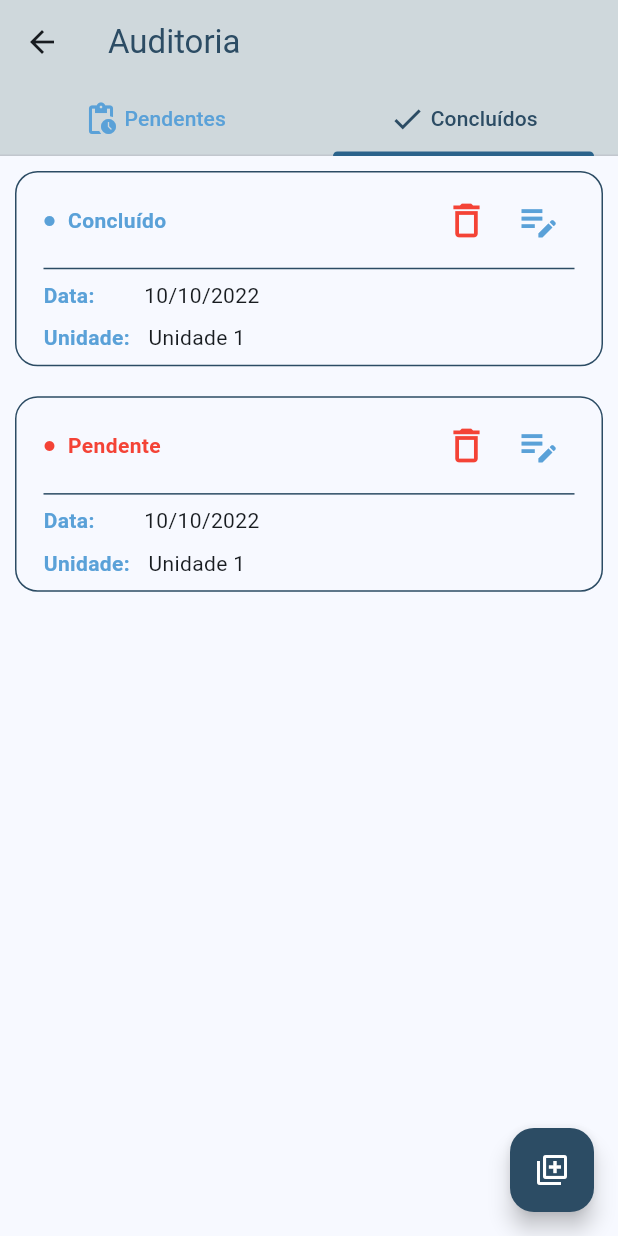
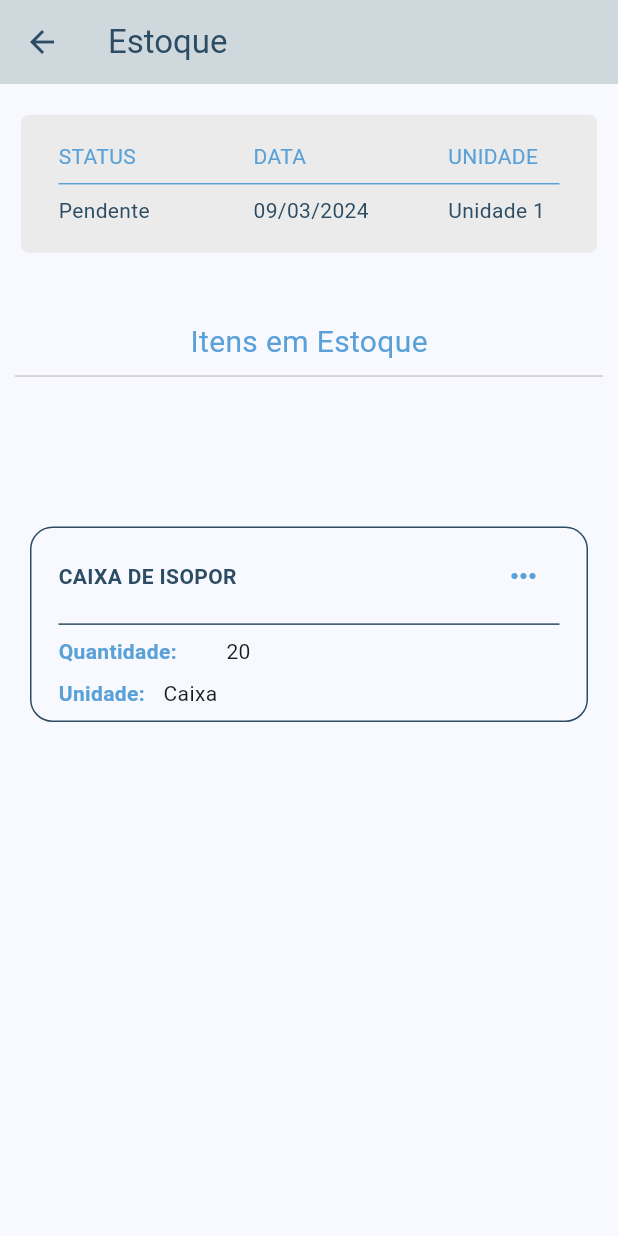
Before and after one commit to dasilva5678/app_controle_estoque, a Flutter app: the HomeView screen opened directly, tab 2 chosen, after a tap on "Pendente", on a phone screen of 412 x 824 dp. Run offline on Flutter 3.47's test engine with Material 3 defaults, Android fonts, the light colour scheme and no system bars; our stand-ins replace flutter_mobx, flutter_spinkit, get_it, hive, mask_text_input_formatter, mobx; missing offline and left inert: validatorless; accounts and stored records are empty; generated files the repository leaves out were written again.

Commit message:
finished edit delete and view modal

```diff
--- a/lib/controllers/home_controller.dart
+++ b/lib/controllers/home_controller.dart
@@ -1,4 +1,4 @@
-import 'package:app_controle_estoque/core/utils/app_colors.dart';
+
 import 'package:app_controle_estoque/models/audit_model.dart';
 import 'package:flutter/material.dart';
 import 'package:mobx/mobx.dart';
@@ -18,7 +18,7 @@ abstract class HomeBase with Store {
     if (status == "Pendente") {
       return Colors.red;
     } else {
-      return AppColors.blue;
+      return Colors.green;
     }
   }
 }
--- /dev/null
+++ b/lib/controllers/stock_controller.dart
@@ -0,0 +1,6 @@
+import 'package:mobx/mobx.dart';
+part 'stock_controller.g.dart';
+
+class StockController = StockBase with _$StockController;
+
+abstract class StockBase with Store {}
--- a/lib/core/dependencies/dependencies.dart
+++ b/lib/core/dependencies/dependencies.dart
@@ -1,6 +1,7 @@
 import 'package:app_controle_estoque/controllers/create_account_controller.dart';
 import 'package:app_controle_estoque/controllers/home_controller.dart';
 import 'package:app_controle_estoque/controllers/login_controller.dart';
+import 'package:app_controle_estoque/controllers/stock_controller.dart';
 import 'package:app_controle_estoque/core/hive/initialization_hive.dart';
 import 'package:app_controle_estoque/services/login_state.dart';
 import 'package:app_controle_estoque/services/user_service.dart';
@@ -20,6 +21,7 @@ void dependencies() {
         userService: getIt<UserService>(),
       ));
   getIt.registerFactory(() => HomeController());
+  getIt.registerFactory(() => StockController());
 
   //services
   getIt.registerFactory(() => UserService());
--- a/lib/core/enums/enum_routes.dart
+++ b/lib/core/enums/enum_routes.dart
@@ -2,4 +2,5 @@ enum EnumRoutes {
   login,
   createAccount,
   home,
+  stock,
 }
--- a/lib/core/routes/app_routes.dart
+++ b/lib/core/routes/app_routes.dart
@@ -37,6 +37,8 @@ class NavigationService {
         return '/createAccount';
       case EnumRoutes.home:
         return '/home';
+      case EnumRoutes.stock:
+        return '/stock';
       default:
         throw Exception('Route not found');
     }
--- a/lib/core/routes/app_routes_service.dart
+++ b/lib/core/routes/app_routes_service.dart
@@ -2,6 +2,7 @@ import 'package:app_controle_estoque/core/enums/enum_routes.dart';
 import 'package:app_controle_estoque/view/create%20account/create_account_view.dart';
 import 'package:app_controle_estoque/view/home/home_view.dart';
 import 'package:app_controle_estoque/view/login/login_view.dart';
+import 'package:app_controle_estoque/view/stock/stock_view.dart';
 import 'package:flutter/material.dart';
 
 class RouteService {
@@ -13,6 +14,8 @@ class RouteService {
         return '/createAccount';
       case EnumRoutes.home:
         return '/home';
+      case EnumRoutes.stock:
+        return '/stock';
     }
   }
 
@@ -22,6 +25,7 @@ class RouteService {
       RouteService.getRouteName(EnumRoutes.createAccount): (context) =>
           CreateAccountView(),
       RouteService.getRouteName(EnumRoutes.home): (context) => HomeView(),
+      RouteService.getRouteName(EnumRoutes.stock): (context) => StockView(),
     };
   }
 }
--- a/lib/core/utils/app_colors.dart
+++ b/lib/core/utils/app_colors.dart
@@ -2,6 +2,8 @@ import 'package:flutter/material.dart';
 
 class AppColors {
   static const Color blue = Color(0xFF5AA1D8);
+  static const Color lightBlue = Color.fromRGBO(199, 223, 242, 1);
+
   static const Color darkBlue = Color(0xFF2C4C64);
   static const Color grey = Color.fromRGBO(207, 200, 200, 1);
 }
--- a/lib/view/home/home_view.dart
+++ b/lib/view/home/home_view.dart
@@ -63,7 +63,7 @@ class _HomeViewState extends State<HomeView> with TickerProviderStateMixin {
                 mainAxisAlignment: MainAxisAlignment.center,
                 children: [
                   Icon(Icons.check),
-                  Text(' Concluídos'),
+                  Text(' Enviados'),
                 ],
               ),
             ),
--- a/lib/view/home/widgets/completed_widget.dart
+++ b/lib/view/home/widgets/completed_widget.dart
@@ -1,4 +1,6 @@
-import 'package:app_controle_estoque/view/home/widgets/custom_card_audit.dart';
+import 'package:app_controle_estoque/core/enums/enum_routes.dart';
+import 'package:app_controle_estoque/core/routes/app_routes.dart';
+import 'package:app_controle_estoque/view/home/widgets/custom_card_audit_widget.dart';
 import 'package:flutter/material.dart';
 
 class CompletedWidget extends StatelessWidget {
@@ -9,7 +11,7 @@ class CompletedWidget extends StatelessWidget {
     return Column(
       children: [
         CustomCardAudit(
-          status: "Concluído",
+          status: "Enviado",
           date: '10/10/2022',
           unit: 'Unidade 1',
           edit: () {},
@@ -18,11 +20,13 @@ class CompletedWidget extends StatelessWidget {
         ),
         CustomCardAudit(
           status: "Pendente",
-          date: '10/10/2022',
-          unit: 'Unidade 1',
+          date: '10/10/2024',
+          unit: 'Unidade 2',
           edit: () {},
           delete: () {},
-          onTap: () {},
+          onTap: () {
+            NavigationService.instance.navigateTo(EnumRoutes.stock);
+          },
         ),
       ],
     );
--- /dev/null
+++ b/lib/view/stock/stock_view.dart
@@ -0,0 +1,89 @@
+import 'package:app_controle_estoque/core/routes/app_routes.dart';
+import 'package:app_controle_estoque/core/utils/app_colors.dart';
+import 'package:app_controle_estoque/core/utils/size_box_height.dart';
+import 'package:app_controle_estoque/view/stock/widgets/custom_card_product_widget.dart';
+import 'package:app_controle_estoque/view/stock/widgets/data_stock_widget.dart';
+import 'package:app_controle_estoque/widgets/custom_divider.dart';
+import 'package:app_controle_estoque/widgets/show_dialog_delete_product.dart';
+import 'package:app_controle_estoque/widgets/show_dialog_details_product.dart';
+import 'package:app_controle_estoque/widgets/show_dialog_edit_product.dart';
+import 'package:flutter/material.dart';
+
+class StockView extends StatelessWidget {
+  const StockView({super.key});
+
+  @override
+  Widget build(BuildContext context) {
+    return Scaffold(
+      appBar: AppBar(
+        title: Text("Estoque", style: TextStyle(color: AppColors.darkBlue)),
+        backgroundColor: Colors.blueGrey.shade100,
+        iconTheme: IconThemeData(color: AppColors.darkBlue),
+      ),
+      body: Padding(
+        padding: const EdgeInsets.symmetric(horizontal: 10),
+        child: Column(
+          children: [
+            SizeBoxHeight.customSizedBox(context, 0.02),
+            DataStockWidget(
+              data: "09/03/2024",
+              status: "Pendente",
+              unit: "Unidade 1",
+            ),
+            SizeBoxHeight.customSizedBox(context, 0.05),
+            Text(
+              'Itens em Estoque',
+              style: TextStyle(
+                color: AppColors.blue,
+                fontSize: 20,
+              ),
+            ),
+            CustomDivider(),
+            SizeBoxHeight.customSizedBox(context, 0.05),
+            SizeBoxHeight.customSizedBox(context, 0.05),
+            CustomCardProductWidget(
+              toView: () {
+                showDialogDetailsProduct(
+                  context: context,
+                  label: "Detalhes do Item",
+                  textButton: "Ok",
+                  onPressed: () {
+                    NavigationService.instance.goBack();
+                  },
+                  height: MediaQuery.of(context).size.height * 0.5,
+                  whidth: MediaQuery.of(context).size.width * 0.7,
+                );
+              },
+              edit: () {
+                showDialogEditProduct(
+                  context: context,
+                  label: "Editar Item",
+                  textButton: "Salvar",
+                  onPressed: () {
+                    NavigationService.instance.goBack();
+                  },
+                  height: MediaQuery.of(context).size.height * 0.5,
+                  whidth: MediaQuery.of(context).size.width * 0.7,
+                );
+              },
+              delete: () {
+                showDialog(
+                  context: context,
+                  builder: (BuildContext context) {
+                    return DeleteConfirmationDialog(
+                      productName: "Produto Teste",
+                      message: "Tem certeza que deseja excluir, ",
+                      onConfirm: () {},
+                      onCancel: () {},
+                    );
+                  },
+                );
+              },
+              onTap: () {},
+            )
+          ],
+        ),
+      ),
+    );
+  }
+}
--- /dev/null
+++ b/lib/view/stock/widgets/custom_card_product_widget.dart
@@ -0,0 +1,131 @@
+// ignore_for_file: public_member_api_docs, sort_constructors_first
+
+import 'package:app_controle_estoque/widgets/menu_popup_button.dart';
+import 'package:flutter/material.dart';
+import 'package:flutter_mobx/flutter_mobx.dart';
+
+import 'package:app_controle_estoque/controllers/home_controller.dart';
+import 'package:app_controle_estoque/core/dependencies/dependencies.dart';
+import 'package:app_controle_estoque/core/utils/app_colors.dart';
+import 'package:app_controle_estoque/core/utils/size_box_height.dart';
+import 'package:app_controle_estoque/core/utils/size_box_width.dart';
+import 'package:app_controle_estoque/widgets/custom_divider.dart';
+
+class CustomCardProductWidget extends StatefulWidget {
+  final void Function() toView;
+  final void Function() edit;
+  final void Function() delete;
+  final void Function() onTap;
+  CustomCardProductWidget({
+    Key? key,
+    required this.toView,
+    required this.edit,
+    required this.delete,
+    required this.onTap,
+  }) : super(key: key);
+
+  @override
+  State<CustomCardProductWidget> createState() =>
+      _CustomCardProductWidgetState();
+}
+
+class _CustomCardProductWidgetState extends State<CustomCardProductWidget> {
+  final homeController = getIt<HomeController>();
+
+  @override
+  Widget build(BuildContext context) {
+    return Observer(
+      builder: (context) {
+        return GestureDetector(
+          onTap: () async => widget.onTap(),
+          child: Container(
+            padding: const EdgeInsets.symmetric(vertical: 10, horizontal: 10),
+            child: Container(
+              decoration: BoxDecoration(
+                border: Border.all(color: AppColors.darkBlue),
+                borderRadius: BorderRadius.circular(15),
+              ),
+              child: Padding(
+                padding: const EdgeInsets.all(8.0),
+                child: Padding(
+                  padding: const EdgeInsets.symmetric(horizontal: 10),
+                  child: Column(
+                    children: [
+                      Row(
+                        mainAxisAlignment: MainAxisAlignment.spaceBetween,
+                        children: [
+                          Row(
+                            mainAxisAlignment: MainAxisAlignment.start,
+                            children: [
+                              Text(
+                                "CAIXA DE ISOPOR",
+                                style: TextStyle(
+                                  fontWeight: FontWeight.w600,
+                                  color: AppColors.darkBlue,
+                                ),
+                              ),
+                            ],
+                          ),
+                          MenuPopupButton(
+                            delete: widget.delete,
+                            edit: widget.edit,
+                            toView: () => widget.toView(),
+                          ),
+                        ],
+                      ),
+                      CustomDivider(
+                        color: AppColors.darkBlue,
+                      ),
+                      Column(
+                        mainAxisAlignment: MainAxisAlignment.spaceBetween,
+                        children: [
+                          Row(
+                            children: [
+                              Text(
+                                'Quantidade:',
+                                style: TextStyle(
+                                  fontWeight: FontWeight.bold,
+                                  color: AppColors.blue,
+                                ),
+                              ),
+                              SizeBoxWidht.customSizedBox(context, 0.040),
+                              Expanded(
+                                flex: 5,
+                                child: Text(
+                                  "20",
+                                ),
+                              ),
+                            ],
+                          ),
+                          SizeBoxHeight.customSizedBox(context, 0.01),
+                          Row(
+                            mainAxisAlignment: MainAxisAlignment.spaceBetween,
+                            children: [
+                              Text(
+                                "Unidade:",
+                                style: TextStyle(
+                                    fontWeight: FontWeight.bold,
+                                    color: AppColors.blue),
+                              ),
+                              SizeBoxWidht.customSizedBox(context, 0.015),
+                              Expanded(
+                                flex: 5,
+                                child: Text(
+                                  "Caixa",
+                                ),
+                              ),
+                            ],
+                          ),
+                        ],
+                      )
+                    ],
+                  ),
+                ),
+              ),
+            ),
+          ),
+        );
+      },
+    );
+  }
+}
--- /dev/null
+++ b/lib/view/stock/widgets/data_stock_widget.dart
@@ -0,0 +1,110 @@
+// ignore_for_file: public_member_api_docs, sort_constructors_first
+import 'package:flutter/material.dart';
+
+import 'package:app_controle_estoque/core/utils/app_colors.dart';
+import 'package:app_controle_estoque/widgets/custom_divider.dart';
+
+class DataStockWidget extends StatelessWidget {
+  final String status;
+  final String data;
+  final String unit;
+
+  const DataStockWidget({
+    Key? key,
+    required this.status,
+    required this.data,
+    required this.unit,
+  }) : super(key: key);
+
+  @override
+  Widget build(BuildContext context) {
+    return Card(
+      elevation: 0,
+      color: Color.fromARGB(255, 236, 235, 235),
+      shape: RoundedRectangleBorder(
+        borderRadius: BorderRadius.circular(5),
+      ),
+      child: Padding(
+        padding: const EdgeInsets.symmetric(vertical: 18),
+        child: Column(
+          children: [
+            Padding(
+              padding: const EdgeInsets.symmetric(horizontal: 25),
+              child: Column(
+                children: [
+                  Row(
+                    mainAxisAlignment: MainAxisAlignment.spaceBetween,
+                    crossAxisAlignment: CrossAxisAlignment.center,
+                    children: [
+                      Expanded(
+                        flex: 7,
+                        child: Text(
+                          'STATUS',
+                          style: TextStyle(
+                            color: AppColors.blue,
+                          ),
+                        ),
+                      ),
+                      Expanded(
+                        flex: 7,
+                        child: Text(
+                          'DATA',
+                          style: TextStyle(
+                            color: AppColors.blue,
+                          ),
+                        ),
+                      ),
+                      Expanded(
+                        flex: 4,
+                        child: Text(
+                          'UNIDADE',
+                          style: TextStyle(
+                            color: AppColors.blue,
+                          ),
+                        ),
+                      ),
+                    ],
+                  ),
+                  CustomDivider(color: AppColors.blue),
+                  Row(
+                    mainAxisAlignment: MainAxisAlignment.spaceBetween,
+                    crossAxisAlignment: CrossAxisAlignment.center,
+                    children: [
+                      Expanded(
+                        flex: 7,
+                        child: Text(
+                          status,
+                          style: TextStyle(
+                            color: AppColors.darkBlue,
+                          ),
+                        ),
+                      ),
+                      Expanded(
+                        flex: 7,
+                        child: Text(
+                          data,
+                          style: TextStyle(
+                            color: AppColors.darkBlue,
+                          ),
+                        ),
+                      ),
+                      Expanded(
+                        flex: 4,
+                        child: Text(
+                          unit,
+                          style: TextStyle(
+                            color: AppColors.darkBlue,
+                          ),
+                        ),
+                      ),
+                    ],
+                  ),
+                ],
+              ),
+            ),
+          ],
+        ),
+      ),
+    );
+  }
+}
--- a/lib/widgets/custom_text_form.dart
+++ b/lib/widgets/custom_text_form.dart
@@ -8,6 +8,7 @@ class CustomTextForm extends StatefulWidget {
   final int? maxLines;
   final double borderRadius;
   final double inputHeight;
+  final double? fontSize;
   final String? label;
   final String? hintText;
   final String? title;
@@ -27,6 +28,7 @@ class CustomTextForm extends StatefulWidget {
     this.maxLines = 1,
     this.borderRadius = 10,
     this.inputHeight = 33,
+    this.fontSize = 17,
     this.label,
     this.hintText,
     this.title,
@@ -63,7 +65,7 @@ class _CustomTextFormState extends State<CustomTextForm> {
         child: TextFormField(
           style: TextStyle(
             color: AppColors.darkBlue,
-            fontSize: 17,
+            fontSize: widget.fontSize,
           ),
           autofocus: widget.autoFocus,
           controller: widget.controller,
--- /dev/null
+++ b/lib/widgets/menu_popup_button.dart
@@ -0,0 +1,110 @@
+// ignore_for_file: public_member_api_docs, sort_constructors_first
+
+import 'package:app_controle_estoque/core/utils/app_colors.dart';
+import 'package:app_controle_estoque/widgets/custom_divider.dart';
+import 'package:flutter/material.dart';
+
+class MenuPopupButton extends StatefulWidget {
+  final void Function() toView;
+  final void Function() edit;
+  final void Function() delete;
+
+  MenuPopupButton({
+    Key? key,
+    required this.toView,
+    required this.edit,
+    required this.delete,
+  }) : super(key: key);
+
+  @override
+  State<MenuPopupButton> createState() => _MenuPopupButtonState();
+}
+
+class _MenuPopupButtonState extends State<MenuPopupButton> {
+  @override
+  Widget build(BuildContext context) {
+    return PopupMenuButton<int>(
+      color: Color.fromARGB(255, 236, 235, 235),
+      shape: RoundedRectangleBorder(borderRadius: BorderRadius.circular(8)),
+      constraints: BoxConstraints(
+          maxWidth: MediaQuery.of(context).size.width * 0.35,
+          minWidth: MediaQuery.of(context).size.width * 0.20,
+          maxHeight: MediaQuery.of(context).size.height * 0.25,
+          minHeight: MediaQuery.of(context).size.height * 0.20),
+      icon: Icon(
+        Icons.more_horiz,
+        color: AppColors.blue,
+      ),
+      onSelected: (value) {
+        print("value $value");
+        switch (value) {
+          case 0:
+            return widget.toView();
+          case 1:
+            return widget.edit();
+          case 2:
+            return widget.delete();
+        }
+      },
+      itemBuilder: (context) => [
+        PopupMenuItem(
+          value: 0,
+          child: _textMenuItem(
+            title: 'Visualizar',
+            icon: Icons.remove_red_eye,
+            color: AppColors.blue,
+          ),
+        ),
+        PopupMenuItem(
+          value: 1,
+          child: _textMenuItem(
+            title: 'Editar',
+            icon: Icons.edit_document,
+            color: AppColors.darkBlue,
+          ),
+        ),
+        PopupMenuItem(
+          value: 2,
+          child: _textMenuItem(
+            title: 'Deletar',
+            icon: Icons.delete_forever_sharp,
+            color: Colors.red,
+          ),
+        ),
+      ],
+    );
+  }
+
+  Widget _textMenuItem({
+    required String title,
+    required IconData icon,
+    required Color color,
+  }) {
+    return Column(
+      mainAxisAlignment: MainAxisAlignment.center,
+      crossAxisAlignment: CrossAxisAlignment.center,
+      children: [
+        Padding(
+          padding: const EdgeInsets.symmetric(horizontal: 10),
+          child: Row(
+            mainAxisAlignment: MainAxisAlignment.spaceBetween,
+            crossAxisAlignment: CrossAxisAlignment.center,
+            children: [
+              Padding(
+                padding: const EdgeInsets.only(right: 10),
+                child: Icon(icon, color: color, size: 20),
+              ),
+              Text(
+                title,
+              ),
+            ],
+          ),
+        ),
+        CustomDivider(
+          color: AppColors.darkBlue,
+          thickness: 1,
+        ),
+      ],
+    );
+  }
+}
```
Also changed, not shown: lib/widgets/show_dialog_delete_product.dart (added, +49 -0 lines), lib/widgets/show_dialog_details_product.dart (added, +58 -0 lines), lib/widgets/show_dialog_edit_product.dart (added, +77 -0 lines), lib/controllers/stock_controller.g.dart (added), lib/view/home/widgets/custom_card_audit_widget.dart (renamed from lib/view/home/widgets/custom_card_audit.dart).
